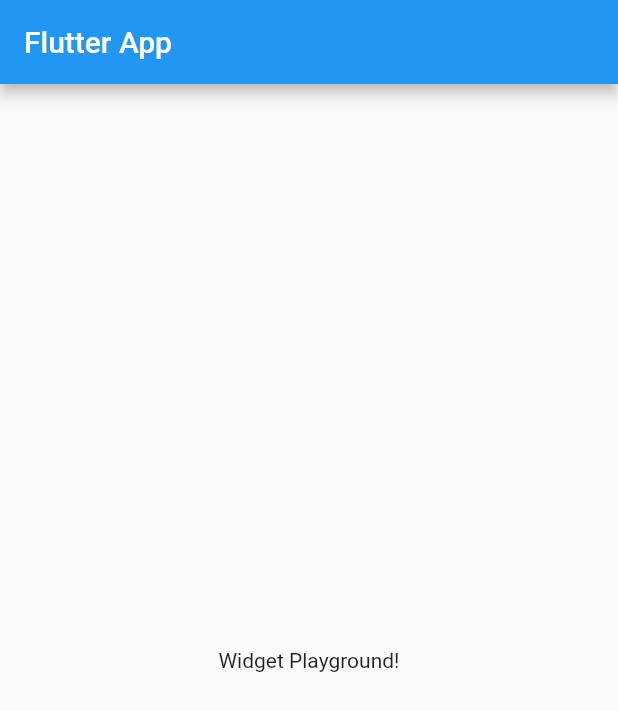
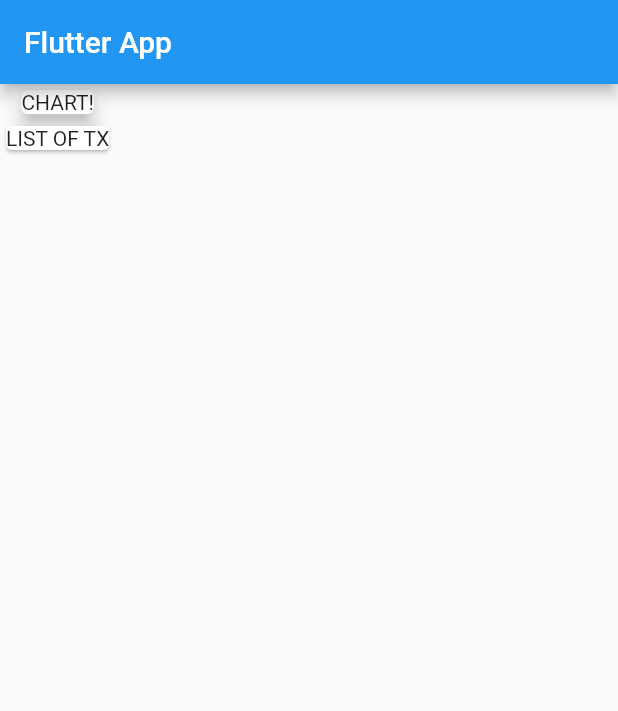
Before and after one commit to antranvn/flutter_expense_planner, a Flutter app: the screen it shows after launch, on a phone screen of 412 x 824 dp. Shown: the top 711 px of the screen. Run offline on Flutter 3.47's test engine with Material 2 defaults, Android fonts, the phone set to English and light mode, and no system bars.

Commit message:
Add simple cards

```diff
--- a/lib/main.dart
+++ b/lib/main.dart
@@ -23,8 +23,14 @@ class MyHomePage extends StatelessWidget {
       appBar: AppBar(
         title: Text('Flutter App'),
       ),
-      body: Center(
-        child: Text('Widget Playground!'),
+      body: Column( children: <Widget> [
+        Card(
+          child: Text('CHART!'),
+          elevation: 5,
+        ),
+        Card(child: Text('LIST OF TX'),)
+      ],
+
       ),
     );
   }
```
